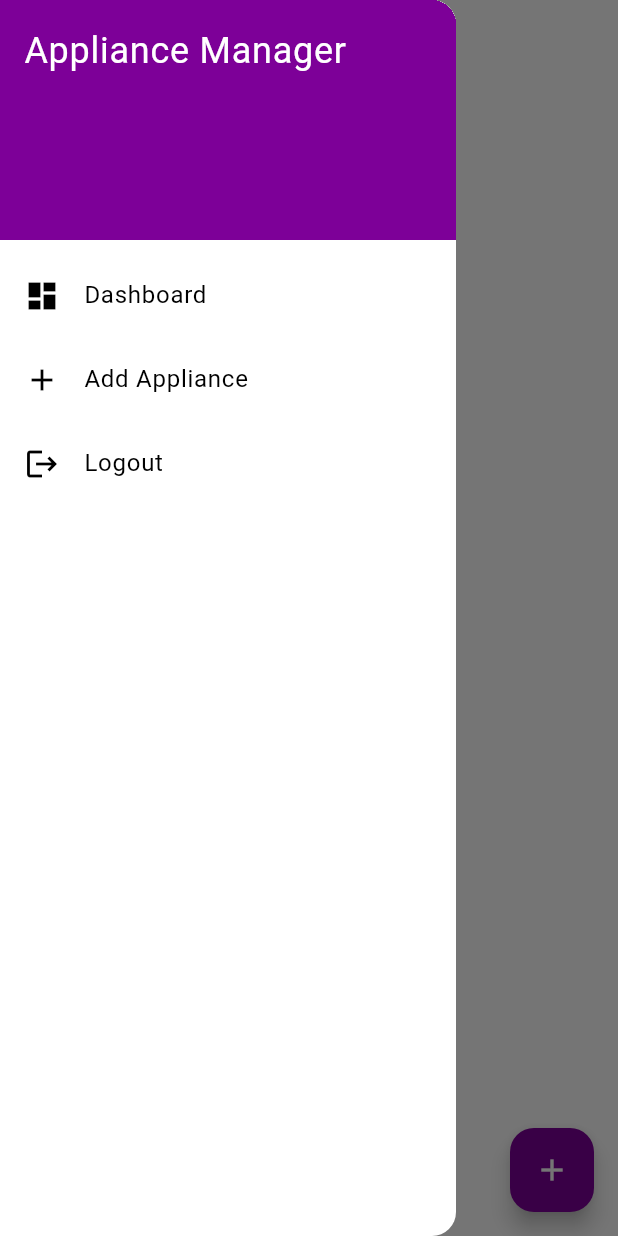
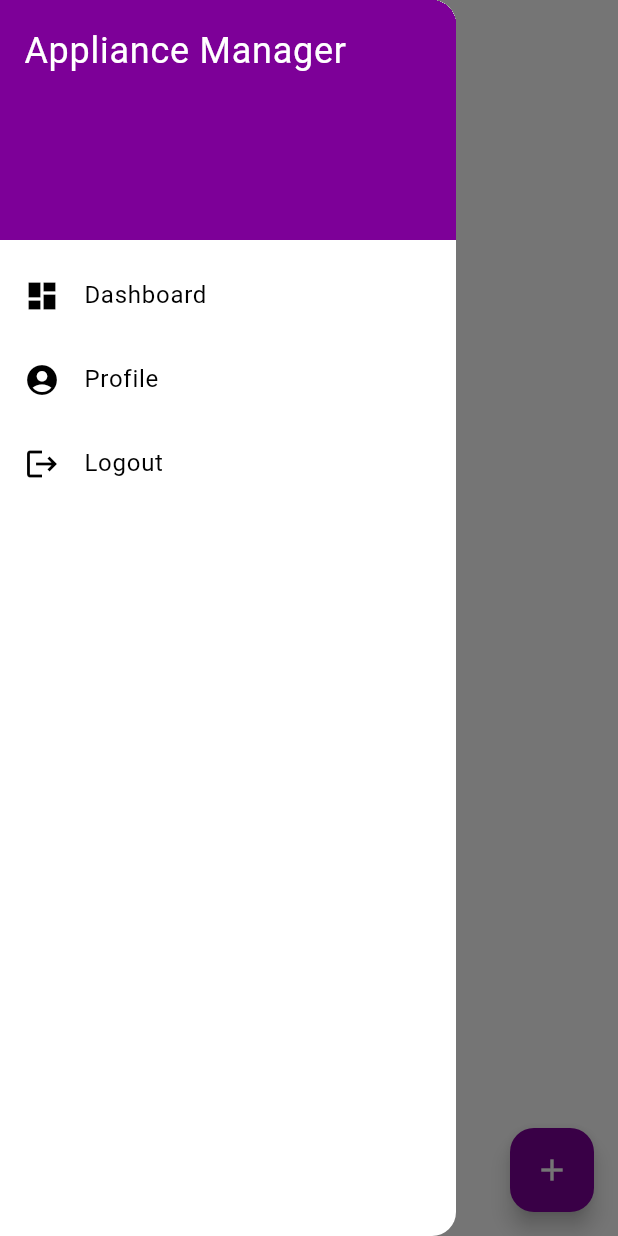
Before and after one commit to eHolmes2340/Appliance-Manager, a Flutter app: the Dashboard screen opened directly with empty values, with the side drawer open, on a phone screen of 412 x 824 dp. Run offline on Flutter 3.47's test engine with Material 3 defaults, Android fonts, the light colour scheme and no system bars; our stand-ins replace camera, firebase_auth, firebase_core, firebase_storage, flutter_dotenv, flutter_image_compress and 2 more; accounts and stored records are empty.

Commit message:
made the profile page, and the login out button.

```diff
--- a/lib/features/dashboard/dashboard.dart
+++ b/lib/features/dashboard/dashboard.dart
@@ -24,15 +24,15 @@ class Dashboard extends StatefulWidget {
 //Class       :_DashboardState
 //Description : This class will create the state for the dashboard widget
 class _DashboardState extends State<Dashboard> {
-
-  UserInformation? userInfo;
-  List<Appliance> appliances = []; //empty list here
-
   @override
   void initState() {
     super.initState();
     _loadUserInfo();
   }
+
+
+  UserInformation? userInfo;
+  List<Appliance> appliances = [];
 
   //Function  :_loadUserInfo
   //Description : This function will load the user information from the backend
@@ -107,7 +107,7 @@ class _DashboardState extends State<Dashboard> {
             ),
           ),
         ),
-    drawer: NavDrawer(), // Assign the navigation drawer
+    drawer:  userInfo != null ? NavDrawer(userInfo: userInfo!) : null,
   body: Center(
     child: Column(
       mainAxisAlignment: MainAxisAlignment.center,
--- a/lib/features/dashboard/widgets/nav_drawer.dart
+++ b/lib/features/dashboard/widgets/nav_drawer.dart
@@ -1,10 +1,19 @@
 import 'package:appliance_manager/common/theme.dart';
+import 'package:appliance_manager/features/auth/model/user_information.dart';
+import 'package:appliance_manager/features/dashboard/dashboard.dart';
+import 'package:appliance_manager/features/profile_page/profile.dart';
 import 'package:flutter/material.dart';
+import 'package:logger/logger.dart';
 import '../../auth/view/login/login.dart';
 
 //Class      :NavDrawer
 //Description: This class will create a navigation drawer for the appliance manager app
-class NavDrawer extends StatelessWidget {
+class NavDrawer extends StatelessWidget
+{
+  final UserInformation userInfo;
+
+  const NavDrawer({Key? key, required this.userInfo}) : super(key: key);
+
   @override
   Widget build(BuildContext context) {
     return Drawer(
@@ -27,22 +36,25 @@ class NavDrawer extends StatelessWidget {
             leading: Icon(Icons.dashboard),
             title: Text('Dashboard'),
             onTap: () {
-              Navigator.pushNamed(context, '/dashboard');
+               Navigator.push(context, MaterialPageRoute(builder: (context) => Dashboard(validEmail: userInfo.email,)));
             },
           ),
           ListTile(
-            leading: Icon(Icons.add),
-            title: Text('Add Appliance'),
+            leading: Icon(Icons.account_circle),
+            title: Text('Profile'),
             onTap: () {
-              Navigator.pushNamed(context, '/add_appliance');
+              Navigator.push(context, MaterialPageRoute(builder: (context) => Profile(userInfo: userInfo,))); //Passing the user information to the backend
             },
           ),
-          ListTile(
-            leading: Icon(Icons.logout),
-            title: Text('Logout'),
-            onTap: () {
-              Navigator.push(context, MaterialPageRoute(builder: (context) => Login_Screen()));
-            },
+          Align(
+            alignment: Alignment.bottomLeft,
+            child: ListTile(
+              leading: Icon(Icons.logout),
+              title: Text('Logout'),
+              onTap: () {
+                Navigator.push(context, MaterialPageRoute(builder: (context) => Login_Screen()));
+              },
+            ),
           ),
         ],
       ),
```
Also changed, not shown: lib/features/auth/view/login/services/signIn.dart (+7 -0 lines), lib/features/profile_page/profile.dart (added, +156 -0 lines), lib/features/profile_page/services/edit_profile.dart (added).
